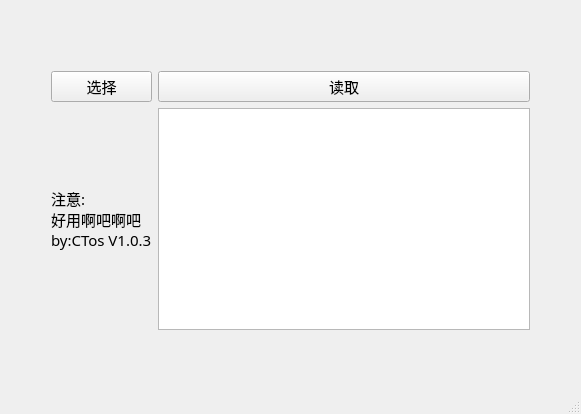
First picture: the form in UI/read.ui, repository 33957024/Barotrauma-Python-XML-md, before the edit.
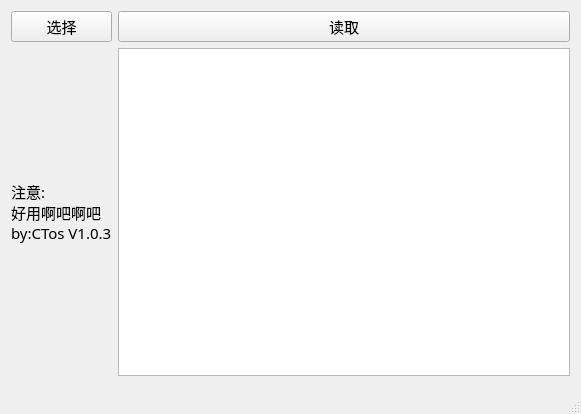
Second picture: the form after the edit.

```diff
--- a/UI/read.ui
+++ b/UI/read.ui
@@ -26,15 +26,8 @@
    <string>MainWindow</string>
   </property>
   <widget class="QWidget" name="centralWidget">
-   <widget class="QWidget" name="gridLayoutWidget">
-    <property name="geometry">
-     <rect>
-      <x>40</x>
-      <y>60</y>
-      <width>501</width>
-      <height>281</height>
-     </rect>
-    </property>
+   <layout class="QGridLayout" name="gridLayout_2">
+    <item row="0" column="0">
     <layout class="QGridLayout" name="gridLayout">
      <item row="1" column="0">
       <widget class="QLabel" name="label_2">
@@ -63,7 +56,8 @@
       <widget class="QListView" name="listView"/>
      </item>
     </layout>
-   </widget>
+    </item>
+   </layout>
   </widget>
   <widget class="QStatusBar" name="statusBar"/>
  </widget>
```
Lines whose indentation alone changed are shown as unchanged.
